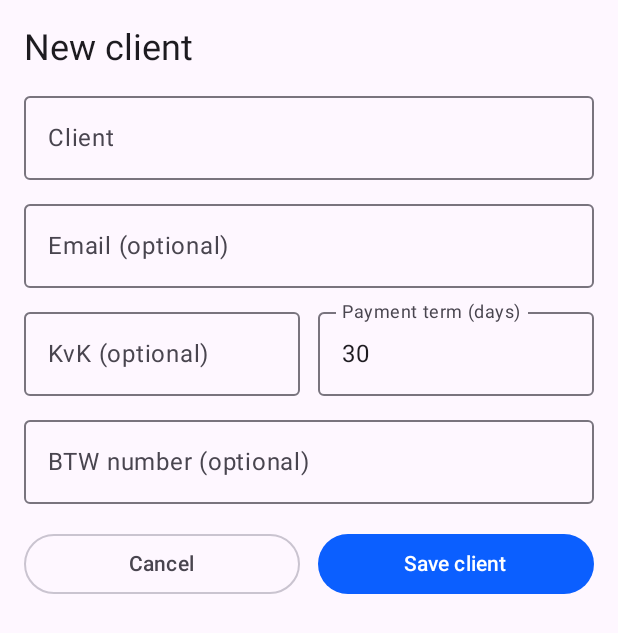
After one commit to raktim1988/app-businesstracker, an Android app built with Jetpack Compose: the ClientFormScreen screen opened through its navigation route, on a phone screen of 412 x 824 dp. The commit adds this screen. Shown: the top 633 px of the screen. Run offline under Robolectric (Android 15) with nearby library versions, the phone set to English and light mode, and no system bars.

Commit message:
Clients: list, new client form, picker chips, validation, debug demo data

```diff
--- a/androidApp/src/main/kotlin/app/invoicer/android/ui/InvoicerRoot.kt
+++ b/androidApp/src/main/kotlin/app/invoicer/android/ui/InvoicerRoot.kt
@@ -28,6 +28,9 @@ import androidx.navigation.compose.composable
 import androidx.navigation.compose.currentBackStackEntryAsState
 import androidx.navigation.compose.rememberNavController
 import app.invoicer.android.ui.dashboard.DashboardScreen
+import app.invoicer.android.ui.clients.ClientFormScreen
+import app.invoicer.android.ui.clients.ClientsScreen
+import app.invoicer.android.ui.clients.ClientsViewModel
 import app.invoicer.android.ui.editor.EditorScreen
 import app.invoicer.android.ui.editor.EditorViewModel
 import app.invoicer.android.ui.invoices.InvoiceListScreen
@@ -36,6 +39,7 @@ import app.invoicer.android.ui.placeholder.PlaceholderScreen
 import app.invoicer.data.AppContainer
 
 private const val EDITOR = "editor"
+private const val CLIENT_FORM = "client_form"
 
 private enum class Tab(val route: String, @StringRes val label: Int, val icon: ImageVector) {
     Home("home", R.string.tab_home, Icons.Filled.Home),
@@ -52,7 +56,7 @@ fun InvoicerRoot(container: AppContainer) {
 
     Scaffold(
         bottomBar = {
-            if (currentRoute != EDITOR) {
+            if (currentRoute != EDITOR && currentRoute != CLIENT_FORM) {
                 NavigationBar {
                     Tab.entries.forEach { tab ->
                         NavigationBarItem(
@@ -73,6 +77,7 @@ fun InvoicerRoot(container: AppContainer) {
         },
     ) { padding ->
         val invoicesVm: InvoicesViewModel = viewModel(factory = InvoicesViewModel.factory(container))
+        val clientsVm: ClientsViewModel = viewModel(factory = ClientsViewModel.factory(container))
         NavHost(navController, startDestination = Tab.Home.route, modifier = Modifier.padding(padding).consumeWindowInsets(padding)) {
             composable(Tab.Home.route) {
                 val homeEditorVm: EditorViewModel = viewModel(factory = EditorViewModel.factory(container))
@@ -86,7 +91,15 @@ fun InvoicerRoot(container: AppContainer) {
             composable(Tab.Invoices.route) {
                 InvoiceListScreen(invoicesVm) { navController.navigate(EDITOR) }
             }
-            composable(Tab.Clients.route) { PlaceholderScreen(stringResource(R.string.clients_coming)) }
+            composable(Tab.Clients.route) {
+                ClientsScreen(clientsVm) { navController.navigate(CLIENT_FORM) }
+            }
+            composable(CLIENT_FORM) {
+                ClientFormScreen(
+                    onSave = { clientsVm.add(it); navController.popBackStack() },
+                    onClose = { navController.popBackStack() },
+                )
+            }
             composable(Tab.Settings.route) { SettingsScreen() }
             composable(EDITOR) {
                 // Shares the Home draft so "More lines…" keeps what was typed
--- a/androidApp/src/main/kotlin/app/invoicer/android/ui/Localization.kt
+++ b/androidApp/src/main/kotlin/app/invoicer/android/ui/Localization.kt
@@ -22,6 +22,10 @@ fun FieldError.messageRes(): Int = when (this) {
     FieldError.QuantityTooLarge, FieldError.RateTooLarge -> R.string.err_too_large
     FieldError.RateRequired -> R.string.err_rate_required
     FieldError.RateFormat -> R.string.err_rate_format
+    FieldError.EmailInvalid -> R.string.err_email
+    FieldError.KvkInvalid -> R.string.err_kvk
+    FieldError.BtwInvalid -> R.string.err_btw
+    FieldError.PaymentTermInvalid -> R.string.err_term
 }
 
 @StringRes
--- /dev/null
+++ b/androidApp/src/main/kotlin/app/invoicer/android/ui/clients/ClientFormScreen.kt
@@ -0,0 +1,127 @@
+package app.invoicer.android.ui.clients
+
+import androidx.compose.foundation.layout.Arrangement
+import androidx.compose.foundation.layout.PaddingValues
+import androidx.compose.foundation.layout.Row
+import androidx.compose.foundation.layout.fillMaxSize
+import androidx.compose.foundation.layout.fillMaxWidth
+import androidx.compose.foundation.layout.imePadding
+import androidx.compose.foundation.layout.padding
+import androidx.compose.foundation.lazy.LazyColumn
+import androidx.compose.material3.Button
+import androidx.compose.material3.MaterialTheme
+import androidx.compose.material3.OutlinedButton
+import androidx.compose.material3.Text
+import androidx.compose.runtime.Composable
+import androidx.compose.runtime.getValue
+import androidx.compose.runtime.mutableStateOf
+import androidx.compose.runtime.saveable.rememberSaveable
+import androidx.compose.runtime.setValue
+import androidx.compose.ui.Modifier
+import androidx.compose.ui.res.stringResource
+import androidx.compose.ui.text.input.KeyboardType
+import androidx.compose.ui.unit.dp
+import app.invoicer.android.R
+import app.invoicer.android.ui.editor.ValidatedField
+import app.invoicer.domain.model.Client
+import app.invoicer.domain.validation.FieldValidation
+import kotlin.uuid.ExperimentalUuidApi
+import kotlin.uuid.Uuid
+
+@OptIn(ExperimentalUuidApi::class)
+@Composable
+fun ClientFormScreen(onSave: (Client) -> Unit, onClose: () -> Unit) {
+    var name by rememberSaveable { mutableStateOf("") }
+    var email by rememberSaveable { mutableStateOf("") }
+    var kvk by rememberSaveable { mutableStateOf("") }
+    var btw by rememberSaveable { mutableStateOf("") }
+    var term by rememberSaveable { mutableStateOf("30") }
+    var showErrors by rememberSaveable { mutableStateOf(false) }
+
+    val nameError = FieldValidation.client(name)
+    val emailError = FieldValidation.email(email)
+    val kvkError = FieldValidation.kvk(kvk)
+    val btwError = FieldValidation.btw(btw)
+    val termError = FieldValidation.paymentTermDays(term)
+    val valid = listOf(nameError, emailError, kvkError, btwError, termError).all { it == null }
+
+    LazyColumn(
+        modifier = Modifier.fillMaxSize().imePadding(),
+        contentPadding = PaddingValues(horizontal = 16.dp, vertical = 16.dp),
+        verticalArrangement = Arrangement.spacedBy(8.dp),
+    ) {
+        item { Text(stringResource(R.string.client_form_title), style = MaterialTheme.typography.headlineSmall) }
+        item {
+            ValidatedField(
+                value = name,
+                onValueChange = { name = it.filter(FieldValidation::isClientChar).take(80) },
+                label = stringResource(R.string.field_client),
+                error = nameError.takeIf { showErrors },
+                modifier = Modifier.fillMaxWidth(),
+            )
+        }
+        item {
+            ValidatedField(
+                value = email,
+                onValueChange = { email = it.filterNot(Char::isWhitespace).take(80) },
+                label = stringResource(R.string.field_email),
+                error = emailError.takeIf { showErrors || email.isNotEmpty() },
+                keyboardType = KeyboardType.Email,
+                modifier = Modifier.fillMaxWidth(),
+            )
+        }
+        item {
+            Row(horizontalArrangement = Arrangement.spacedBy(12.dp)) {
+                ValidatedField(
+                    value = kvk,
+                    onValueChange = { kvk = it.filter(Char::isDigit).take(8) },
+                    label = stringResource(R.string.field_kvk),
+                    error = kvkError.takeIf { showErrors },
+                    keyboardType = KeyboardType.Number,
+                    modifier = Modifier.weight(1f),
+                )
+                ValidatedField(
+                    value = term,
+                    onValueChange = { term = it.filter(Char::isDigit).take(3) },
+                    label = stringResource(R.string.field_payment_term),
+                    error = termError.takeIf { showErrors || term.isNotEmpty() },
+                    keyboardType = KeyboardType.Number,
+                    modifier = Modifier.weight(1f),
+                )
+            }
+        }
+        item {
+            ValidatedField(
+                value = btw,
+                onValueChange = { btw = it.filter(Char::isLetterOrDigit).uppercase().take(14) },
+                label = stringResource(R.string.field_btw),
+                error = btwError.takeIf { showErrors },
+                modifier = Modifier.fillMaxWidth(),
+            )
+        }
+        item {
+            Row(Modifier.padding(top = 8.dp), horizontalArrangement = Arrangement.spacedBy(12.dp)) {
+                OutlinedButton(onClick = onClose, modifier = Modifier.weight(1f)) { Text(stringResource(R.string.cancel)) }
+                Button(
+                    onClick = {
+                        if (!valid) {
+                            showErrors = true
+                        } else {
+                            onSave(
+                                Client(
+                                    id = Uuid.random().toString(),
+                                    name = name.trim(),
+                                    email = email.trim(),
+                                    kvkNumber = kvk.trim(),
+                                    btwNumber = btw.trim(),
+                                    paymentTermDays = term.trim().toInt(),
+                                ),
+                            )
+                        }
+                    },
+                    modifier = Modifier.weight(1f),
+                ) { Text(stringResource(R.string.save_client)) }
+            }
+        }
+    }
+}
--- /dev/null
+++ b/androidApp/src/main/kotlin/app/invoicer/android/ui/clients/ClientsViewModel.kt
@@ -0,0 +1,27 @@
+package app.invoicer.android.ui.clients
+
+import androidx.lifecycle.ViewModel
+import androidx.lifecycle.ViewModelProvider
+import androidx.lifecycle.viewModelScope
+import androidx.lifecycle.viewmodel.initializer
+import androidx.lifecycle.viewmodel.viewModelFactory
+import app.invoicer.data.AppContainer
+import app.invoicer.domain.model.Client
+import kotlinx.coroutines.flow.SharingStarted
+import kotlinx.coroutines.flow.StateFlow
+import kotlinx.coroutines.flow.stateIn
+import kotlinx.coroutines.launch
+
+class ClientsViewModel(private val container: AppContainer) : ViewModel() {
+    val clients: StateFlow<List<Client>> = container.clientRepository.observeAll()
+        .stateIn(viewModelScope, SharingStarted.WhileSubscribed(5_000), emptyList())
+
+    fun add(client: Client) {
+        viewModelScope.launch { container.clientRepository.upsert(client) }
+    }
+
+    companion object {
+        fun factory(container: AppContainer): ViewModelProvider.Factory =
+            viewModelFactory { initializer { ClientsViewModel(container) } }
+    }
+}
--- a/androidApp/src/main/kotlin/app/invoicer/android/ui/editor/EditorViewModel.kt
+++ b/androidApp/src/main/kotlin/app/invoicer/android/ui/editor/EditorViewModel.kt
@@ -7,6 +7,9 @@ import androidx.lifecycle.viewmodel.initializer
 import androidx.lifecycle.viewmodel.viewModelFactory
 import app.invoicer.data.AppContainer
 import app.invoicer.domain.calc.InvoiceCalculator
+import app.invoicer.domain.model.Client
+import kotlinx.coroutines.flow.SharingStarted
+import kotlinx.coroutines.flow.stateIn
 import app.invoicer.domain.model.Invoice
 import app.invoicer.domain.model.InvoiceLine
 import app.invoicer.domain.model.InvoiceTotals
@@ -41,6 +44,8 @@ data class LineInput(
 
 data class EditorState(
     val clientName: String = "",
+    val clientId: String = "",
+    val paymentTermDays: Int = 30,
     val lines: List<LineInput> = listOf(LineInput()),
     val totals: InvoiceTotals = InvoiceCalculator.totals(emptyList()),
     val showErrors: Boolean = false,
@@ -54,7 +59,14 @@ class EditorViewModel(private val container: AppContainer) : ViewModel() {
     private val _state = MutableStateFlow(EditorState())
     val state: StateFlow<EditorState> = _state.asStateFlow()
 
-    fun onClientName(value: String) = _state.update { it.copy(clientName = value.take(80)) }
+    val clients: StateFlow<List<Client>> = container.clientRepository.observeAll()
+        .stateIn(viewModelScope, SharingStarted.WhileSubscribed(5_000), emptyList())
+
+    fun onClientName(value: String) =
+        _state.update { it.copy(clientName = value.take(80), clientId = "", paymentTermDays = 30) }
+
+    fun pickClient(client: Client) =
+        _state.update { it.copy(clientName = client.name, clientId = client.id, paymentTermDays = client.paymentTermDays) }
 
     fun onLine(index: Int, line: LineInput) = _state.update { s ->
         val lines = s.lines.toMutableList().also { it[index] = line }
@@ -82,10 +94,10 @@ class EditorViewModel(private val container: AppContainer) : ViewModel() {
             val invoice = Invoice(
                 id = Uuid.random().toString(),
                 number = container.invoiceRepository.nextNumber(today.year),
-                clientId = "",
+                clientId = s.clientId,
                 clientName = s.clientName.trim(),
                 issueDate = today,
-                dueDate = today.plus(DatePeriod(days = 30)),
+                dueDate = today.plus(DatePeriod(days = s.paymentTermDays)),
                 lines = s.lines.mapNotNull(::toDomain),
             )
             val error = container.saveInvoice(invoice)
--- a/androidApp/src/main/kotlin/app/invoicer/android/ui/editor/InvoiceFormParts.kt
+++ b/androidApp/src/main/kotlin/app/invoicer/android/ui/editor/InvoiceFormParts.kt
@@ -9,6 +9,10 @@ import androidx.compose.foundation.layout.Arrangement
 import androidx.compose.foundation.layout.Column
 import androidx.compose.foundation.layout.Row
 import androidx.compose.foundation.layout.fillMaxWidth
+import androidx.compose.foundation.lazy.LazyRow
+import androidx.compose.foundation.lazy.items
+import androidx.compose.runtime.getValue
+import androidx.lifecycle.compose.collectAsStateWithLifecycle
 import androidx.compose.foundation.text.KeyboardOptions
 import androidx.compose.material3.FilterChip
 import androidx.compose.material3.MaterialTheme
@@ -32,6 +36,7 @@ fun ValidatedField(
     modifier: Modifier = Modifier,
     numeric: Boolean = false,
     prefix: String? = null,
+    keyboardType: KeyboardType? = null,
 ) {
     OutlinedTextField(
         value = value,
@@ -41,20 +46,39 @@ fun ValidatedField(
         isError = error != null,
         supportingText = error?.let { { Text(stringResource(it.messageRes())) } },
         singleLine = true,
-        keyboardOptions = KeyboardOptions(keyboardType = if (numeric) KeyboardType.Decimal else KeyboardType.Text),
+        keyboardOptions = KeyboardOptions(keyboardType = keyboardType ?: if (numeric) KeyboardType.Decimal else KeyboardType.Text),
         modifier = modifier,
     )
 }
 
 @Composable
 fun ClientField(state: EditorState, viewModel: EditorViewModel, modifier: Modifier = Modifier) {
+    val clients by viewModel.clients.collectAsStateWithLifecycle()
+    Column(modifier.fillMaxWidth(), verticalArrangement = Arrangement.spacedBy(4.dp)) {
         ValidatedField(
             value = state.clientName,
             onValueChange = { viewModel.onClientName(it.filter(FieldValidation::isClientChar)) },
             label = stringResource(R.string.field_client),
             error = state.clientError.takeIf { state.showErrors },
-        modifier = modifier.fillMaxWidth(),
+            modifier = Modifier.fillMaxWidth(),
         )
+        if (clients.isNotEmpty()) {
+            Text(
+                stringResource(R.string.existing_clients),
+                style = MaterialTheme.typography.labelMedium,
+                color = MaterialTheme.colorScheme.onSurfaceVariant,
+            )
+            LazyRow(horizontalArrangement = Arrangement.spacedBy(8.dp)) {
+                items(clients.take(8), key = { it.id }) { client ->
+                    FilterChip(
+                        selected = state.clientId == client.id,
+                        onClick = { viewModel.pickClient(client) },
+                        label = { Text(client.name, maxLines = 1) },
+                    )
+                }
+            }
+        }
+    }
 }
 
 /** Errors for numeric fields show as soon as something invalid is typed; required-errors wait for a save attempt. */
--- a/androidApp/src/main/res/values/strings.xml
+++ b/androidApp/src/main/res/values/strings.xml
@@ -49,7 +49,21 @@
     <string name="cancel">Cancel</string>
     <string name="save_draft">Save draft</string>
 
-    <string name="clients_coming">Clients — coming in v0.2</string>
+    <string name="clients_title">Clients</string>
+    <string name="no_clients">No clients yet</string>
+    <string name="new_client_fab">New client</string>
+    <string name="client_form_title">New client</string>
+    <string name="field_email">Email (optional)</string>
+    <string name="field_kvk">KvK (optional)</string>
+    <string name="field_btw">BTW number (optional)</string>
+    <string name="field_payment_term">Payment term (days)</string>
+    <string name="save_client">Save client</string>
+    <string name="payment_term_days">%1$d days</string>
+    <string name="existing_clients">Existing clients</string>
+    <string name="err_email">Enter a valid email address</string>
+    <string name="err_kvk">KvK has 8 digits</string>
+    <string name="err_btw">Format: NL123456789B01</string>
+    <string name="err_term">Enter 1 to 120 days</string>
     <string name="settings_title">Settings</string>
     <string name="language">Language</string>
     <string name="language_system">System default</string>
--- a/shared/domain/src/commonMain/kotlin/app/invoicer/domain/validation/FieldValidation.kt
+++ b/shared/domain/src/commonMain/kotlin/app/invoicer/domain/validation/FieldValidation.kt
@@ -16,6 +16,7 @@ enum class FieldError {
     DescriptionRequired, DescriptionTooLong,
     QuantityRequired, QuantityFormat, QuantityNotPositive, QuantityTooLarge,
     RateRequired, RateFormat, RateNotPositive, RateTooLarge,
+    EmailInvalid, KvkInvalid, BtwInvalid, PaymentTermInvalid,
 }
 
 /** Field rules shared by all platforms. Each returns an error code or null when valid. */
@@ -59,4 +60,24 @@ object FieldValidation {
             else -> null
         }
     }
+
+    private val emailRegex = Regex("""[A-Za-z0-9._%+-]+@[A-Za-z0-9.-]+\.[A-Za-z]{2,}""")
+    private val btwRegex = Regex("""NL\d{9}B\d{2}""")
+
+    /** Optional: blank is fine. */
+    fun email(value: String): FieldError? =
+        if (value.isBlank() || emailRegex.matches(value.trim())) null else FieldError.EmailInvalid
+
+    /** Optional: blank is fine; a Dutch KvK number has 8 digits. */
+    fun kvk(value: String): FieldError? =
+        if (value.isBlank() || Regex("""\d{8}""").matches(value.trim())) null else FieldError.KvkInvalid
+
+    /** Optional: blank is fine; format NL123456789B01. */
+    fun btw(value: String): FieldError? =
+        if (value.isBlank() || btwRegex.matches(value.trim().uppercase())) null else FieldError.BtwInvalid
+
+    fun paymentTermDays(value: String): FieldError? {
+        val days = value.trim().toIntOrNull()
+        return if (days != null && days in 1..120) null else FieldError.PaymentTermInvalid
+    }
 }
```
Also changed, not shown: androidApp/src/main/kotlin/app/invoicer/android/DemoData.kt (added, +58 -0 lines), androidApp/src/main/kotlin/app/invoicer/android/InvoicerApp.kt (+11 -0 lines), androidApp/src/main/kotlin/app/invoicer/android/ui/clients/ClientsScreen.kt (added, +93 -0 lines), 2 other files. Lines whose indentation alone changed are shown as unchanged.
